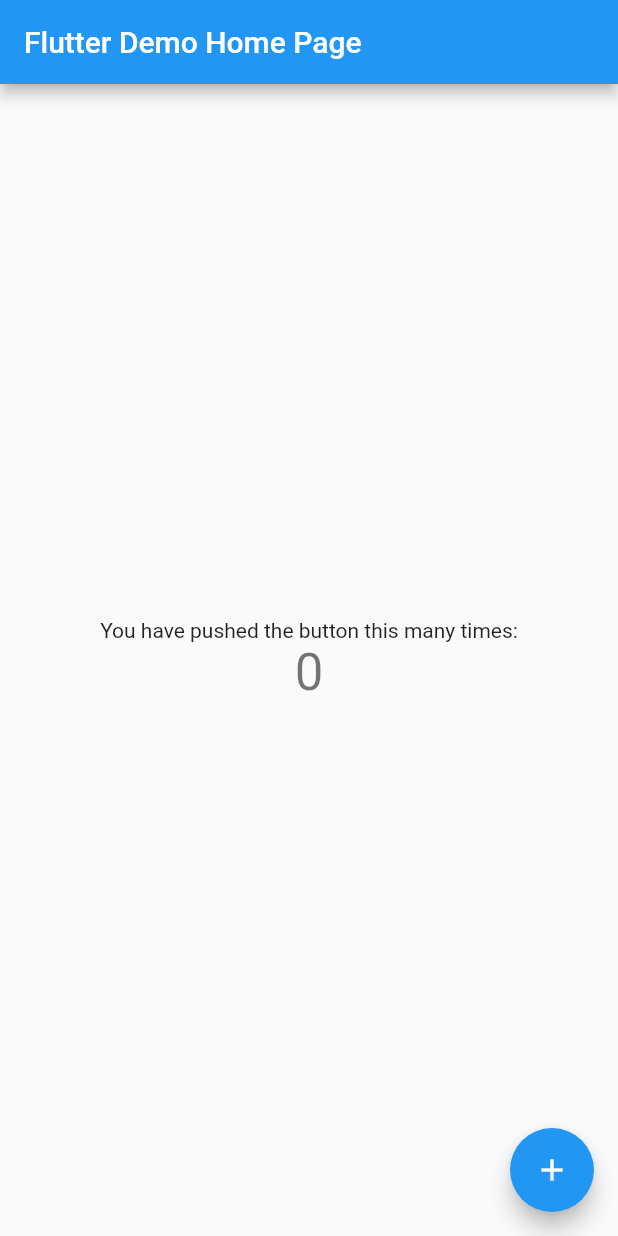
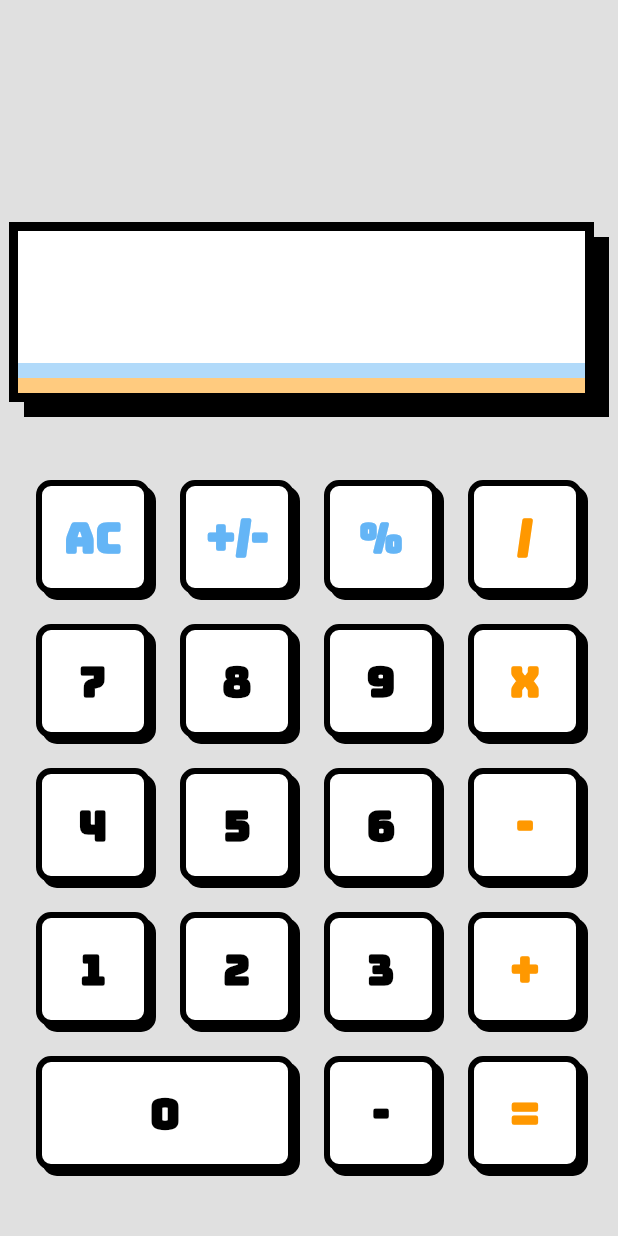
Before and after one commit to infiniteoverflow/casio_calculator, a Flutter app: the screen it shows after launch, on a phone screen of 412 x 824 dp. Run offline on Flutter 3.47's test engine with Material 2 defaults, Android fonts, the phone set to English and light mode, and no system bars; our stand-ins replace google_fonts.

Commit message:
Added colors and font

```diff
--- /dev/null
+++ b/lib/app_constants.dart
@@ -0,0 +1,31 @@
+import 'package:flutter/material.dart';
+
+class KColors {
+  static final actionColor = Colors.blue[300];
+  static const operatorColor = Colors.orange;
+  static const primaryColor = Colors.black;
+}
+
+class CalculatorKeys {
+  static List calculatorKeys = [
+    ['AC', KColors.actionColor],
+    ['+/-', KColors.actionColor],
+    ['%', KColors.actionColor],
+    ['/', KColors.operatorColor],
+    ['7', KColors.primaryColor],
+    ['8', KColors.primaryColor],
+    ['9', KColors.primaryColor],
+    ['x', KColors.operatorColor],
+    ['4', KColors.primaryColor],
+    ['5', KColors.primaryColor],
+    ['6', KColors.primaryColor],
+    ['-', KColors.operatorColor],
+    ['1', KColors.primaryColor],
+    ['2', KColors.primaryColor],
+    ['3', KColors.primaryColor],
+    ['+', KColors.operatorColor],
+    ['0', KColors.primaryColor],
+    ['-', KColors.primaryColor],
+    ['=', KColors.operatorColor],
+  ];
+}
--- /dev/null
+++ b/lib/custom_button.dart
@@ -0,0 +1,44 @@
+import 'package:flutter/material.dart';
+import 'package:google_fonts/google_fonts.dart';
+
+class CustomButton extends StatelessWidget {
+  const CustomButton({
+    super.key,
+    this.height,
+    this.width,
+    this.borderRadius,
+    this.shadowOffset,
+    this.borderWidth,
+    this.child,
+  });
+
+  final double? height;
+  final double? width;
+  final double? borderRadius;
+  final double? borderWidth;
+  final Offset? shadowOffset;
+  final Widget? child;
+
+  @override
+  Widget build(BuildContext context) {
+    return Container(
+      height: height ?? 80,
+      width: width ?? 80,
+      decoration: BoxDecoration(
+        color: Colors.white,
+        borderRadius: BorderRadius.circular(borderRadius ?? 10.0),
+        border: Border.all(
+          color: Colors.black,
+          width: borderWidth ?? 4,
+        ),
+        boxShadow: [
+          BoxShadow(
+            color: Colors.black,
+            offset: shadowOffset ?? const Offset(4, 4),
+          ),
+        ],
+      ),
+      child: child,
+    );
+  }
+}
--- a/lib/main.dart
+++ b/lib/main.dart
@@ -1,4 +1,8 @@
+import 'package:casio_calculator/app_constants.dart';
+import 'package:casio_calculator/custom_button.dart';
 import 'package:flutter/material.dart';
+import 'package:flutter_staggered_grid_view/flutter_staggered_grid_view.dart';
+import 'package:google_fonts/google_fonts.dart';
 
 void main() {
   runApp(const MyApp());
@@ -29,38 +33,84 @@ class MyHomePage extends StatefulWidget {
 }
 
 class _MyHomePageState extends State<MyHomePage> {
-  int _counter = 0;
-
-  void _incrementCounter() {
-    setState(() {
-      _counter++;
-    });
-  }
-
   @override
   Widget build(BuildContext context) {
     return Scaffold(
-      appBar: AppBar(
-        title: Text(widget.title),
-      ),
-      body: Center(
-        child: Column(
-          mainAxisAlignment: MainAxisAlignment.center,
-          children: <Widget>[
-            const Text(
-              'You have pushed the button this many times:',
+      backgroundColor: Colors.grey[300],
+      body: Column(
+        children: [
+          Expanded(
+            child: Column(
+              children: [
+                Container(
+                  height: 140,
+                ),
+                Expanded(
+                  child: Padding(
+                    padding: const EdgeInsets.all(8.0).copyWith(
+                      left: 6,
+                      right: 16,
+                    ),
+                    child: CustomButton(
+                      width: MediaQuery.of(context).size.width,
+                      borderRadius: 0.0,
+                      shadowOffset: const Offset(10, 10),
+                      borderWidth: 6,
+                      child: Column(
+                        children: [
+                          const Spacer(),
+                          Container(
+                            height: 10,
+                            color: KColors.actionColor?.withOpacity(0.5),
+                          ),
+                          Container(
+                            height: 10,
+                            color: KColors.operatorColor.withOpacity(0.5),
+                          )
+                        ],
+                      ),
+                    ),
+                  ),
+                ),
+                const SizedBox(
+                  height: 20,
+                ),
+              ],
             ),
-            Text(
-              '$_counter',
-              style: Theme.of(context).textTheme.headline4,
+          ),
+          Padding(
+            padding: const EdgeInsets.all(24.0),
+            child: StaggeredGrid.count(
+              crossAxisCount: 4,
+              crossAxisSpacing: 20,
+              mainAxisSpacing: 20,
+              children: List.generate(
+                CalculatorKeys.calculatorKeys.length,
+                (index) {
+                  return StaggeredGridTile.count(
+                    crossAxisCellCount: index == 16 ? 2 : 1,
+                    mainAxisCellCount: 1,
+                    child: CustomButton(
+                      child: Center(
+                        child: Text(
+                          CalculatorKeys.calculatorKeys[index][0],
+                          style: GoogleFonts.bungee(
+                            fontSize: 28,
+                            fontWeight: FontWeight.bold,
+                            color: CalculatorKeys.calculatorKeys[index][1],
+                          ),
+                        ),
+                      ),
+                    ),
+                  );
+                },
+              ),
             ),
-          ],
-        ),
-      ),
-      floatingActionButton: FloatingActionButton(
-        onPressed: _incrementCounter,
-        tooltip: 'Increment',
-        child: const Icon(Icons.add),
+          ),
+          const SizedBox(
+            height: 20,
+          )
+        ],
       ),
     );
   }
--- a/pubspec.yaml
+++ b/pubspec.yaml
@@ -36,6 +36,8 @@ dependencies:
   # The following adds the Cupertino Icons font to your application.
   # Use with the CupertinoIcons class for iOS style icons.
   cupertino_icons: ^1.0.2
+  google_fonts: ^3.0.1
+  flutter_staggered_grid_view: ^0.6.2
 
 dev_dependencies:
   flutter_test:
```
Also changed, not shown: pubspec.lock, 3 other files.
